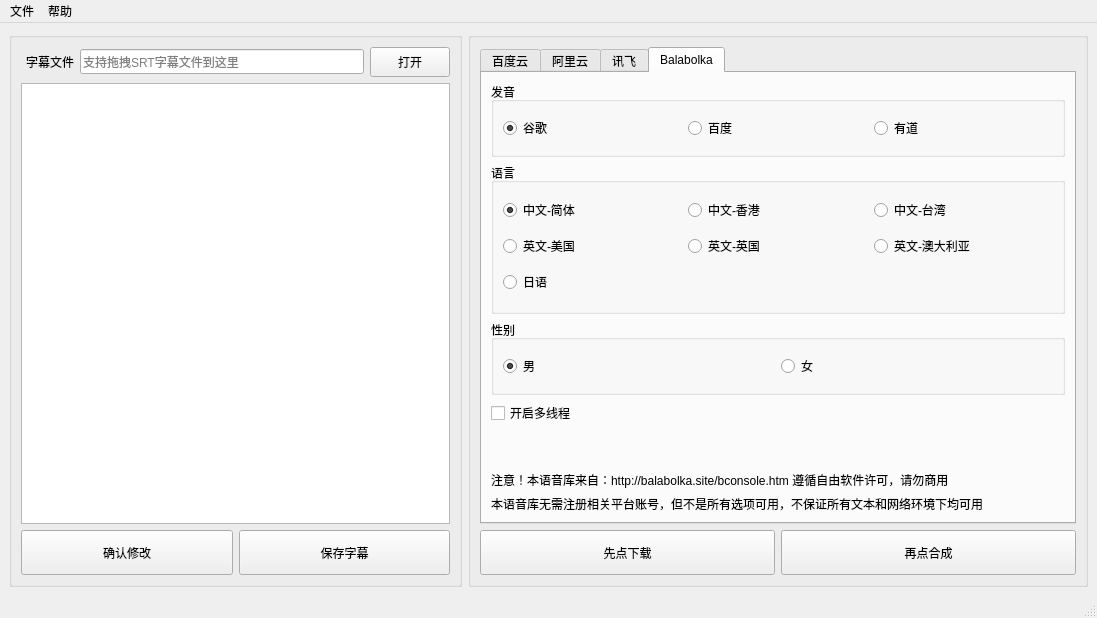
The window that mainwindow.ui (kizx/subtitle2audio) describes before a commit, drawn with Qt 5.
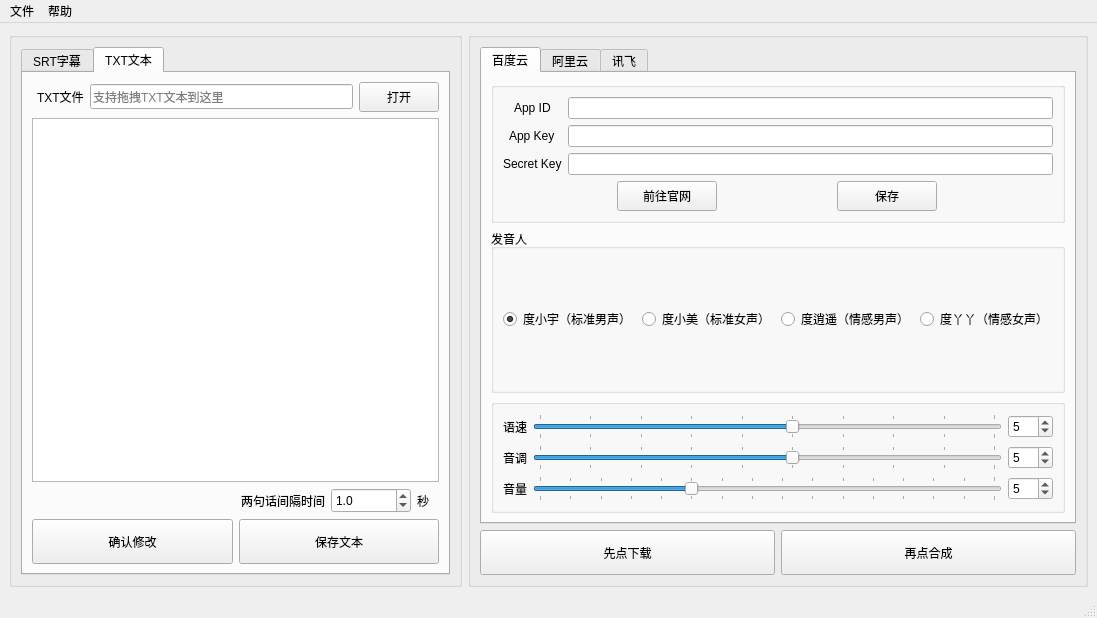
The same window after the commit. The open tabs and pages were chosen to show the change. Custom widgets are drawn as their Qt base class.

Diff of the .ui file:
```diff
--- a/mainwindow.ui
+++ b/mainwindow.ui
@@ -28,6 +28,16 @@
       </property>
       <layout class="QVBoxLayout" name="verticalLayout_5">
        <item>
+        <widget class="QTabWidget" name="subtab">
+         <property name="currentIndex">
+          <number>0</number>
+         </property>
+         <widget class="QWidget" name="tab_9">
+          <attribute name="title">
+           <string>SRT字幕</string>
+          </attribute>
+          <layout class="QVBoxLayout" name="verticalLayout_14">
+           <item>
         <layout class="QHBoxLayout" name="horizontalLayout_2">
          <property name="leftMargin">
           <number>5</number>
@@ -40,7 +50,7 @@
           </widget>
          </item>
          <item>
-          <widget class="MyQLine" name="file_path">
+              <widget class="MyQLine" name="srt_path">
            <property name="minimumSize">
             <size>
              <width>0</width>
@@ -56,7 +66,7 @@
           </widget>
          </item>
          <item>
-          <widget class="QToolButton" name="file">
+              <widget class="QToolButton" name="open_srt">
            <property name="sizePolicy">
             <sizepolicy hsizetype="Fixed" vsizetype="Fixed">
              <horstretch>0</horstretch>
@@ -80,7 +90,7 @@
         </layout>
        </item>
        <item>
-        <widget class="MyQPlainTextEdit" name="subtext">
+            <widget class="MyQPlainTextEdit" name="srt_text">
          <property name="font">
           <font>
            <family>Microsoft YaHei UI</family>
@@ -98,7 +108,7 @@
        <item>
         <layout class="QHBoxLayout" name="horizontalLayout_21">
          <item>
-          <widget class="QPushButton" name="editsub">
+              <widget class="QPushButton" name="edit_srt">
            <property name="minimumSize">
             <size>
              <width>0</width>
@@ -114,7 +124,7 @@
           </widget>
          </item>
          <item>
-          <widget class="QPushButton" name="save_sub">
+              <widget class="QPushButton" name="save_srt">
            <property name="sizePolicy">
             <sizepolicy hsizetype="Preferred" vsizetype="Fixed">
              <horstretch>0</horstretch>
@@ -139,6 +149,182 @@
        </item>
       </layout>
      </widget>
+         <widget class="QWidget" name="tab_10">
+          <attribute name="title">
+           <string>TXT文本</string>
+          </attribute>
+          <layout class="QVBoxLayout" name="verticalLayout_15">
+           <item>
+            <layout class="QHBoxLayout" name="horizontalLayout_22">
+             <property name="leftMargin">
+              <number>5</number>
+             </property>
+             <item>
+              <widget class="QLabel" name="label_14">
+               <property name="text">
+                <string>TXT文件</string>
+               </property>
+              </widget>
+             </item>
+             <item>
+              <widget class="MyTXTLine" name="txt_path">
+               <property name="minimumSize">
+                <size>
+                 <width>0</width>
+                 <height>25</height>
+                </size>
+               </property>
+               <property name="readOnly">
+                <bool>true</bool>
+               </property>
+               <property name="placeholderText">
+                <string>支持拖拽TXT文本到这里</string>
+               </property>
+              </widget>
+             </item>
+             <item>
+              <widget class="QToolButton" name="open_txt">
+               <property name="sizePolicy">
+                <sizepolicy hsizetype="Fixed" vsizetype="Fixed">
+                 <horstretch>0</horstretch>
+                 <verstretch>0</verstretch>
+                </sizepolicy>
+               </property>
+               <property name="minimumSize">
+                <size>
+                 <width>80</width>
+                 <height>30</height>
+                </size>
+               </property>
+               <property name="statusTip">
+                <string>打开一个SRT字幕文件</string>
+               </property>
+               <property name="text">
+                <string>打开</string>
+               </property>
+              </widget>
+             </item>
+            </layout>
+           </item>
+           <item>
+            <widget class="MyTXText" name="txt_text">
+             <property name="font">
+              <font>
+               <family>Microsoft YaHei UI</family>
+               <pointsize>10</pointsize>
+              </font>
+             </property>
+             <property name="statusTip">
+              <string>浏览编辑字幕</string>
+             </property>
+             <property name="plainText">
+              <string/>
+             </property>
+            </widget>
+           </item>
+           <item>
+            <layout class="QHBoxLayout" name="horizontalLayout_24">
+             <property name="rightMargin">
+              <number>10</number>
+             </property>
+             <item>
+              <widget class="QLabel" name="label_19">
+               <property name="text">
+                <string>两句话间隔时间</string>
+               </property>
+               <property name="alignment">
+                <set>Qt::AlignRight|Qt::AlignTrailing|Qt::AlignVCenter</set>
+               </property>
+              </widget>
+             </item>
+             <item>
+              <widget class="QDoubleSpinBox" name="silence_time">
+               <property name="sizePolicy">
+                <sizepolicy hsizetype="Fixed" vsizetype="Fixed">
+                 <horstretch>0</horstretch>
+                 <verstretch>0</verstretch>
+                </sizepolicy>
+               </property>
+               <property name="minimumSize">
+                <size>
+                 <width>80</width>
+                 <height>25</height>
+                </size>
+               </property>
+               <property name="decimals">
+                <number>1</number>
+               </property>
+               <property name="singleStep">
+                <double>0.100000000000000</double>
+               </property>
+               <property name="value">
+                <double>1.000000000000000</double>
+               </property>
+              </widget>
+             </item>
+             <item>
+              <widget class="QLabel" name="label_20">
+               <property name="sizePolicy">
+                <sizepolicy hsizetype="Fixed" vsizetype="Preferred">
+                 <horstretch>0</horstretch>
+                 <verstretch>0</verstretch>
+                </sizepolicy>
+               </property>
+               <property name="text">
+                <string>秒</string>
+               </property>
+              </widget>
+             </item>
+            </layout>
+           </item>
+           <item>
+            <layout class="QHBoxLayout" name="horizontalLayout_23">
+             <item>
+              <widget class="QPushButton" name="edit_txt">
+               <property name="minimumSize">
+                <size>
+                 <width>0</width>
+                 <height>45</height>
+                </size>
+               </property>
+               <property name="statusTip">
+                <string>确认后修改才会生效</string>
+               </property>
+               <property name="text">
+                <string>确认修改</string>
+               </property>
+              </widget>
+             </item>
+             <item>
+              <widget class="QPushButton" name="save_txt">
+               <property name="sizePolicy">
+                <sizepolicy hsizetype="Preferred" vsizetype="Fixed">
+                 <horstretch>0</horstretch>
+                 <verstretch>0</verstretch>
+                </sizepolicy>
+               </property>
+               <property name="minimumSize">
+                <size>
+                 <width>0</width>
+                 <height>45</height>
+                </size>
+               </property>
+               <property name="statusTip">
+                <string>保存会覆盖源文件</string>
+               </property>
+               <property name="text">
+                <string>保存文本</string>
+               </property>
+              </widget>
+             </item>
+            </layout>
+           </item>
+          </layout>
+         </widget>
+        </widget>
+       </item>
+      </layout>
+     </widget>
     </item>
     <item>
      <widget class="QGroupBox" name="groupBox_2">
@@ -1448,12 +1634,18 @@
            </item>
           </layout>
          </widget>
-         <widget class="QWidget" name="tab">
+         <widget class="QWidget" name="xf">
           <attribute name="title">
            <string>讯飞</string>
           </attribute>
           <layout class="QVBoxLayout" name="verticalLayout_8">
            <item>
+            <widget class="QGroupBox" name="groupBox_7">
+             <property name="title">
+              <string/>
+             </property>
+             <layout class="QVBoxLayout" name="verticalLayout_7">
+              <item>
             <layout class="QFormLayout" name="formLayout_5">
              <item row="0" column="0">
               <widget class="QLabel" name="label_8">
@@ -1555,6 +1747,9 @@
              </item>
             </layout>
            </item>
+             </layout>
+            </widget>
+           </item>
            <item>
             <widget class="QTabWidget" name="tabWidget_2">
              <property name="currentIndex">
@@ -1673,6 +1868,12 @@
             </widget>
            </item>
            <item>
+            <widget class="QGroupBox" name="groupBox_8">
+             <property name="title">
+              <string/>
+             </property>
+             <layout class="QVBoxLayout" name="verticalLayout_16">
+              <item>
             <layout class="QVBoxLayout" name="verticalLayout_2">
              <item>
               <layout class="QHBoxLayout" name="horizontalLayout_6">
@@ -1837,260 +2038,6 @@
            </item>
           </layout>
          </widget>
-         <widget class="QWidget" name="bal">
-          <attribute name="title">
-           <string>Balabolka</string>
-          </attribute>
-          <layout class="QVBoxLayout" name="verticalLayout_7">
-           <item>
-            <widget class="QGroupBox" name="service_group">
-             <property name="sizePolicy">
-              <sizepolicy hsizetype="Preferred" vsizetype="Preferred">
-               <horstretch>0</horstretch>
-               <verstretch>1</verstretch>
-              </sizepolicy>
-             </property>
-             <property name="statusTip">
-              <string>不是所有语音都好使</string>
-             </property>
-             <property name="title">
-              <string>发音</string>
-             </property>
-             <layout class="QHBoxLayout" name="horizontalLayout_11">
-              <item>
-               <widget class="QRadioButton" name="google">
-                <property name="text">
-                 <string>谷歌</string>
-                </property>
-                <property name="checked">
-                 <bool>true</bool>
-                </property>
-                <property name="service" stdset="0">
-                 <string>google</string>
-                </property>
-                <attribute name="buttonGroup">
-                 <string notr="true">service</string>
-                </attribute>
-               </widget>
-              </item>
-              <item>
-               <widget class="QRadioButton" name="baidu_2">
-                <property name="text">
-                 <string>百度</string>
-                </property>
-                <property name="service" stdset="0">
-                 <string>baidu</string>
-                </property>
-                <attribute name="buttonGroup">
-                 <string notr="true">service</string>
-                </attribute>
-               </widget>
-              </item>
-              <item>
-               <widget class="QRadioButton" name="youdao">
-                <property name="text">
-                 <string>有道</string>
-                </property>
-                <property name="service" stdset="0">
-                 <string>youdao</string>
-                </property>
-                <attribute name="buttonGroup">
-                 <string notr="true">service</string>
-                </attribute>
-               </widget>
-              </item>
-             </layout>
-            </widget>
-           </item>
-           <item>
-            <widget class="QGroupBox" name="language_group">
-             <property name="sizePolicy">
-              <sizepolicy hsizetype="Preferred" vsizetype="Preferred">
-               <horstretch>0</horstretch>
-               <verstretch>2</verstretch>
-              </sizepolicy>
-             </property>
-             <property name="title">
-              <string>语言</string>
-             </property>
-             <layout class="QGridLayout" name="gridLayout_5">
-              <item row="0" column="1">
-               <widget class="QRadioButton" name="zh_HK">
-                <property name="text">
-                 <string>中文-香港</string>
-                </property>
-                <property name="language" stdset="0">
-                 <string>zh-HK</string>
-                </property>
-                <attribute name="buttonGroup">
-                 <string notr="true">language</string>
-                </attribute>
-               </widget>
-              </item>
-              <item row="1" column="1">
-               <widget class="QRadioButton" name="en_GB">
-                <property name="text">
-                 <string>英文-英国</string>
-                </property>
-                <property name="language" stdset="0">
-                 <string>en-GB</string>
-                </property>
-                <attribute name="buttonGroup">
-                 <string notr="true">language</string>
-                </attribute>
-               </widget>
-              </item>
-              <item row="0" column="0">
-               <widget class="QRadioButton" name="zh_CN">
-                <property name="text">
-                 <string>中文-简体</string>
-                </property>
-                <property name="checked">
-                 <bool>true</bool>
-                </property>
-                <property name="language" stdset="0">
-                 <string>zh-CN</string>
-                </property>
-                <attribute name="buttonGroup">
-                 <string notr="true">language</string>
-                </attribute>
-               </widget>
-              </item>
-              <item row="0" column="2">
-               <widget class="QRadioButton" name="zh_TW">
-                <property name="text">
-                 <string>中文-台湾</string>
-                </property>
-                <property name="language" stdset="0">
-                 <string>zh-TW</string>
-                </property>
-                <attribute name="buttonGroup">
-                 <string notr="true">language</string>
-                </attribute>
-               </widget>
-              </item>
-              <item row="1" column="2">
-               <widget class="QRadioButton" name="en_AU">
-                <property name="text">
-                 <string>英文-澳大利亚</string>
-                </property>
-                <property name="language" stdset="0">
-                 <string>en-AU</string>
-                </property>
-                <attribute name="buttonGroup">
-                 <string notr="true">language</string>
-                </attribute>
-               </widget>
-              </item>
-              <item row="1" column="0">
-               <widget class="QRadioButton" name="en_US">
-                <property name="text">
-                 <string>英文-美国</string>
-                </property>
-                <property name="language" stdset="0">
-                 <string>en-US</string>
-                </property>
-                <attribute name="buttonGroup">
-                 <string notr="true">language</string>
-                </attribute>
-               </widget>
-              </item>
-              <item row="2" column="0">
-               <widget class="QRadioButton" name="ja_JP">
-                <property name="text">
-                 <string>日语</string>
-                </property>
-                <property name="language" stdset="0">
-                 <string>ja-JP</string>
-                </property>
-                <attribute name="buttonGroup">
-                 <string notr="true">language</string>
-                </attribute>
-               </widget>
-              </item>
-             </layout>
-            </widget>
-           </item>
-           <item>
-            <widget class="QGroupBox" name="gender_group">
-             <property name="sizePolicy">
-              <sizepolicy hsizetype="Preferred" vsizetype="Preferred">
-               <horstretch>0</horstretch>
-               <verstretch>1</verstretch>
-              </sizepolicy>
-             </property>
-             <property name="statusTip">
-              <string>性别选项只对谷歌的部分语言有效</string>
-             </property>
-             <property name="title">
-              <string>性别</string>
-             </property>
-             <layout class="QHBoxLayout" name="horizontalLayout_17">
-              <item>
-               <widget class="QRadioButton" name="male">
-                <property name="toolTip">
-                 <string>此选项只对部分语言有效</string>
-                </property>
-                <property name="text">
-                 <string>男</string>
-                </property>
-                <property name="checked">
-                 <bool>true</bool>
-                </property>
-                <attribute name="buttonGroup">
-                 <string notr="true">gender</string>
-                </attribute>
-               </widget>
-              </item>
-              <item>
-               <widget class="QRadioButton" name="female">
-                <property name="toolTip">
-                 <string>此选项只对部分语言有效</string>
-                </property>
-                <property name="text">
-                 <string>女</string>
-                </property>
-                <attribute name="buttonGroup">
-                 <string notr="true">gender</string>
-                </attribute>
-               </widget>
-              </item>
-             </layout>
-            </widget>
-           </item>
-           <item>
-            <widget class="QCheckBox" name="bal_multi">
-             <property name="text">
-              <string>开启多线程</string>
-             </property>
-            </widget>
-           </item>
-           <item>
-            <spacer name="verticalSpacer_3">
-             <property name="orientation">
-              <enum>Qt::Vertical</enum>
-             </property>
-             <property name="sizeHint" stdset="0">
-              <size>
-               <width>20</width>
-               <height>40</height>
-              </size>
-             </property>
-            </spacer>
-           </item>
-           <item>
-            <widget class="QLabel" name="label">
-             <property name="text">
-              <string>注意！本语音库来自：http://balabolka.site/bconsole.htm 遵循自由软件许可，请勿商用</string>
-             </property>
-            </widget>
-           </item>
-           <item>
-            <widget class="QLabel" name="label_4">
-             <property name="text">
-              <string>本语音库无需注册相关平台账号，但不是所有选项可用，不保证所有文本和网络环境下均可用</string>
-             </property>
-            </widget>
            </item>
           </layout>
          </widget>
@@ -2156,9 +2103,6 @@
     <property name="title">
      <string>文件</string>
     </property>
-    <addaction name="openfile"/>
-    <addaction name="separator"/>
-    <addaction name="opensrt"/>
     <addaction name="opendir"/>
    </widget>
    <widget class="QMenu" name="menu_2">
@@ -2224,6 +2168,16 @@
    <extends>QPlainTextEdit</extends>
    <header>MyWidget</header>
   </customwidget>
+  <customwidget>
+   <class>MyTXTLine</class>
+   <extends>QLineEdit</extends>
+   <header>MyWidget</header>
+  </customwidget>
+  <customwidget>
+   <class>MyTXText</class>
+   <extends>QPlainTextEdit</extends>
+   <header>MyWidget</header>
+  </customwidget>
  </customwidgets>
  <resources/>
  <connections>
```
Left out of the diff: 356 changed lines with no effect on the pictures. Lines whose indentation alone changed are shown as unchanged.
